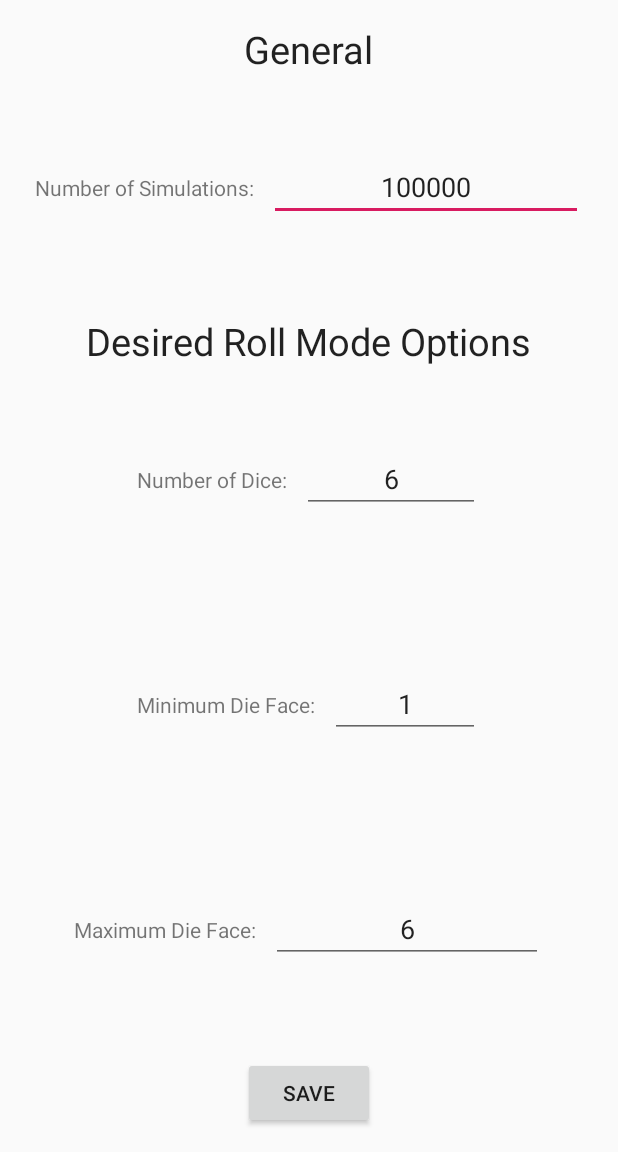
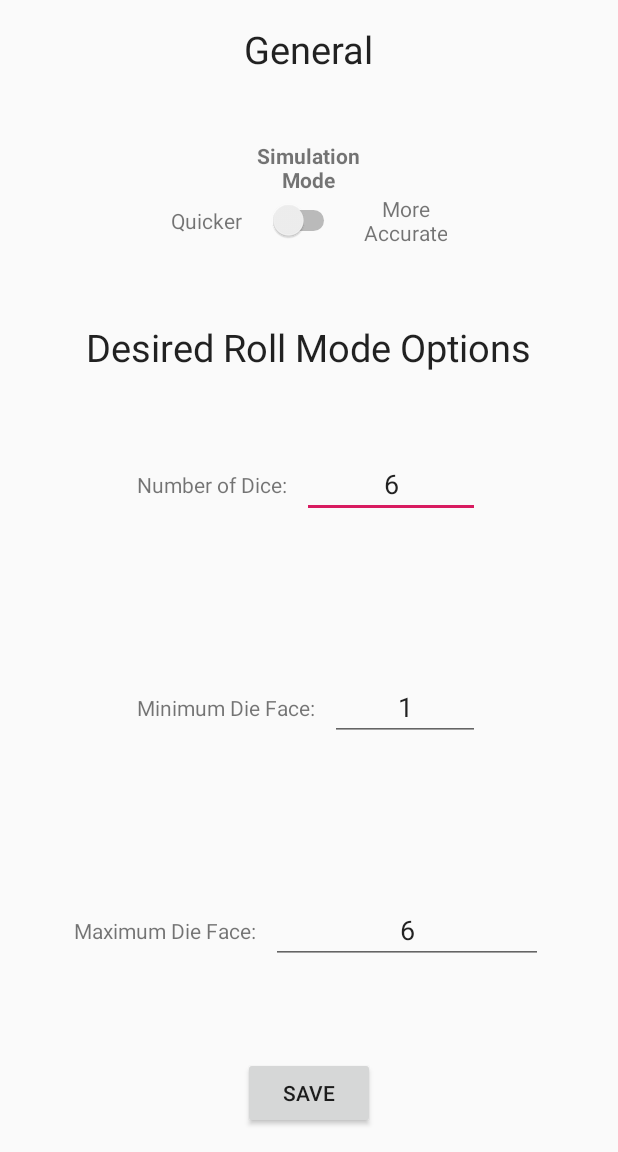
Before and after one commit to tnabdall/DiceCalcProb-Android, an Android app: the screen it shows after launch (MainActivity), in the side drawer, after a tap on "Options", on a phone screen of 412 x 824 dp, the part 84-1236 px from its top. Run offline under Robolectric (Android 15) with nearby library versions, the phone set to English and light mode, and no system bars; our stand-ins replace AdMob.

Commit message:
Changed number of simulations to add a quick/accurate switch. Will update and release to play store.

```diff
--- a/app/src/main/java/com/taapps/diceprobcalc/MainActivity.java
+++ b/app/src/main/java/com/taapps/diceprobcalc/MainActivity.java
@@ -22,7 +22,10 @@ public class MainActivity extends AppCompatActivity implements NavigationView.On
     public static int NUM_DICE_CHO = 6;
     public static int MIN_FACE_CHO = 1;
     public static int MAX_FACE_CHO = 6;
-    public static int NUM_SIMULATIONS = 100000;
+    public static int NUM_SIMULATIONS = 40000;
+    public static int QUICK_SIMULATIONS = 40000;
+    public static int ACCURATE_SIMULATIONS = 400000;
+    public static boolean quickFalseAccurateTrue = false;
 
     public static final int OPTIONS_REQUEST = 101;
     protected OptionSet opt = new OptionSet();
--- a/app/src/main/res/layout/fragment_options.xml
+++ b/app/src/main/res/layout/fragment_options.xml
@@ -18,26 +18,50 @@
         android:textSize="25sp" />
 
     <LinearLayout
-        android:layout_width="wrap_content"
+        android:layout_width="match_parent"
         android:layout_height="0dp"
         android:layout_weight="1"
-        android:gravity="center"
-        android:orientation="horizontal">
+        android:orientation="vertical"
+        android:layout_marginTop="5dp"
+        android:gravity="center">
 
         <TextView
             android:layout_width="wrap_content"
             android:layout_height="wrap_content"
-            android:text="@string/simsLabel" />
+            android:text="@string/simsLabel"
+            android:textAlignment="center"
+            android:layout_gravity="center"
+            android:textStyle="bold" />
 
-        <EditText
-            android:id="@+id/numSimulations"
+        <LinearLayout
             android:layout_width="wrap_content"
             android:layout_height="wrap_content"
-            android:layout_marginStart="10dp"
-            android:hint="@string/simsHint"
-            android:inputType="numberSigned"
-            android:text="@string/simsDefault"
-            android:textAlignment="center" />
+            android:orientation="horizontal"
+            android:layout_gravity="center_horizontal">
+
+            <TextView
+                android:layout_width="wrap_content"
+                android:layout_height="match_parent"
+                android:text="@string/quicker"
+                android:textAlignment="center"
+                android:gravity="center"/>
+
+            <Switch
+                android:id="@+id/simulationSwitch"
+                android:layout_width="wrap_content"
+                android:layout_height="wrap_content"
+                android:layout_gravity="center"
+                android:layout_marginStart="17dp"
+                android:layout_marginEnd="15dp" />
+
+            <TextView
+                android:layout_width="wrap_content"
+                android:layout_height="wrap_content"
+                android:text="@string/accurate"
+                android:textAlignment="center" />
+
+
+        </LinearLayout>
     </LinearLayout>
 
     <TextView
@@ -118,20 +142,18 @@
     </LinearLayout>
 
     <Button
+        android:id="@+id/saveOptionsButton"
         android:layout_width="wrap_content"
         android:layout_height="wrap_content"
-        android:text="@string/saveOptionsButton"
         android:layout_marginTop="10dp"
-        android:id="@+id/saveOptionsButton"/>
+        android:text="@string/saveOptionsButton" />
 
-    <com.google.android.gms.ads.AdView
-        xmlns:ads="http://schemas.android.com/apk/res-auto"
+    <com.google.android.gms.ads.AdView xmlns:ads="http://schemas.android.com/apk/res-auto"
         android:id="@+id/adView"
         android:layout_width="wrap_content"
         android:layout_height="wrap_content"
         ads:adSize="SMART_BANNER"
-        ads:adUnitId="ca-app-pub-9050395429342895/4685264280">
-    </com.google.android.gms.ads.AdView>
+        ads:adUnitId="ca-app-pub-9050395429342895/4685264280"></com.google.android.gms.ads.AdView>
 
 
 </LinearLayout>
--- a/app/src/main/res/values/strings.xml
+++ b/app/src/main/res/values/strings.xml
@@ -1,6 +1,6 @@
 <resources>
     <string name="app_name">Dice Roll Probability Calculator</string>
-    <string name="simsLabel">Number of Simulations: </string>
+    <string name="simsLabel">Simulation\nMode</string>
     <string name="numRollsLabel">Number of Rolls Left: </string>
     <string name="calcButton">Calculate</string>
     <string name="simsDefault">100000</string>
@@ -47,4 +47,6 @@
     <string name="dieValueLabel">Dice Face Ranges (Min-Max)</string>
     <string name="dieSumSeparator"> - </string>
     <string name="sumAtLeastCheck">At least?</string>
+    <string name="quicker">Quicker</string>
+    <string name="accurate">More\nAccurate</string>
 </resources>
```
Also changed, not shown: app/src/main/java/com/taapps/diceprobcalc/OptionsFragment.java (+11 -10 lines), app/src/main/java/com/taapps/diceprobcalc/Probability.java (deleted, +0 -195 lines), app/src/main/java/com/taapps/diceprobcalc/SumFragment.java (+5 -2 lines), app/src/main/res/layout/fragment_choice.xml (+36 -0 lines), app/src/main/res/drawable/app_icon.png (added).
